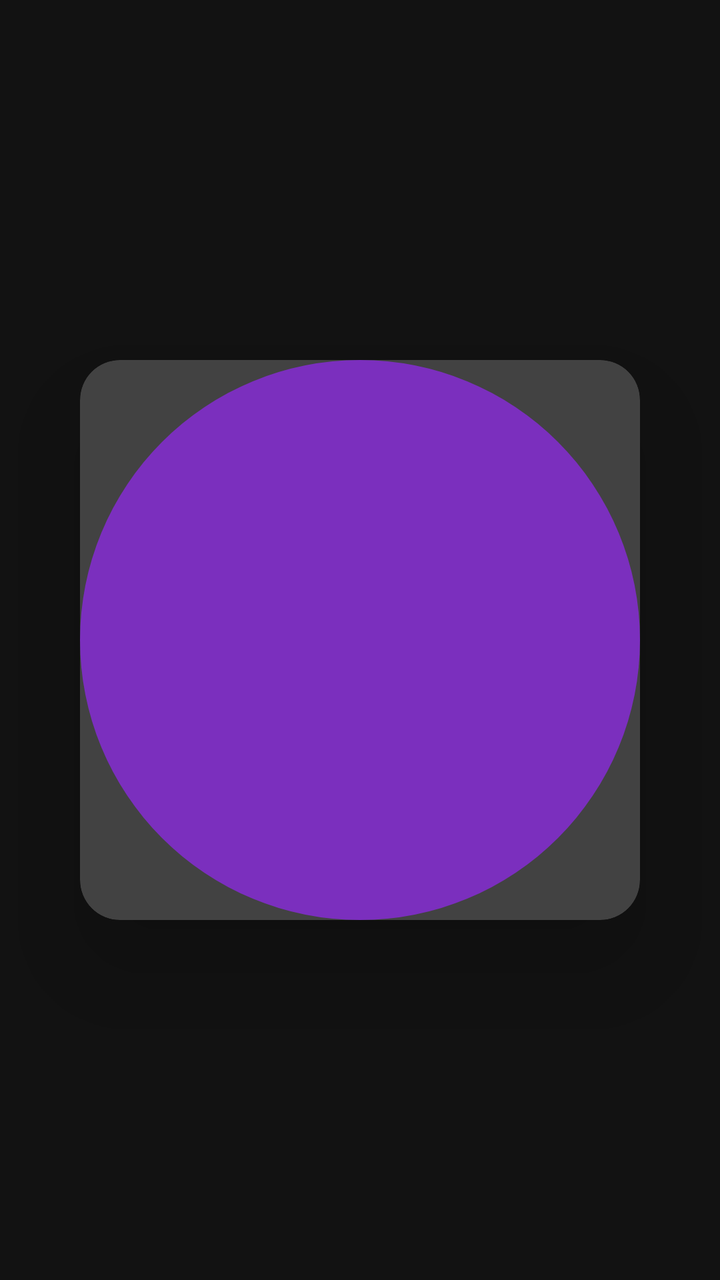
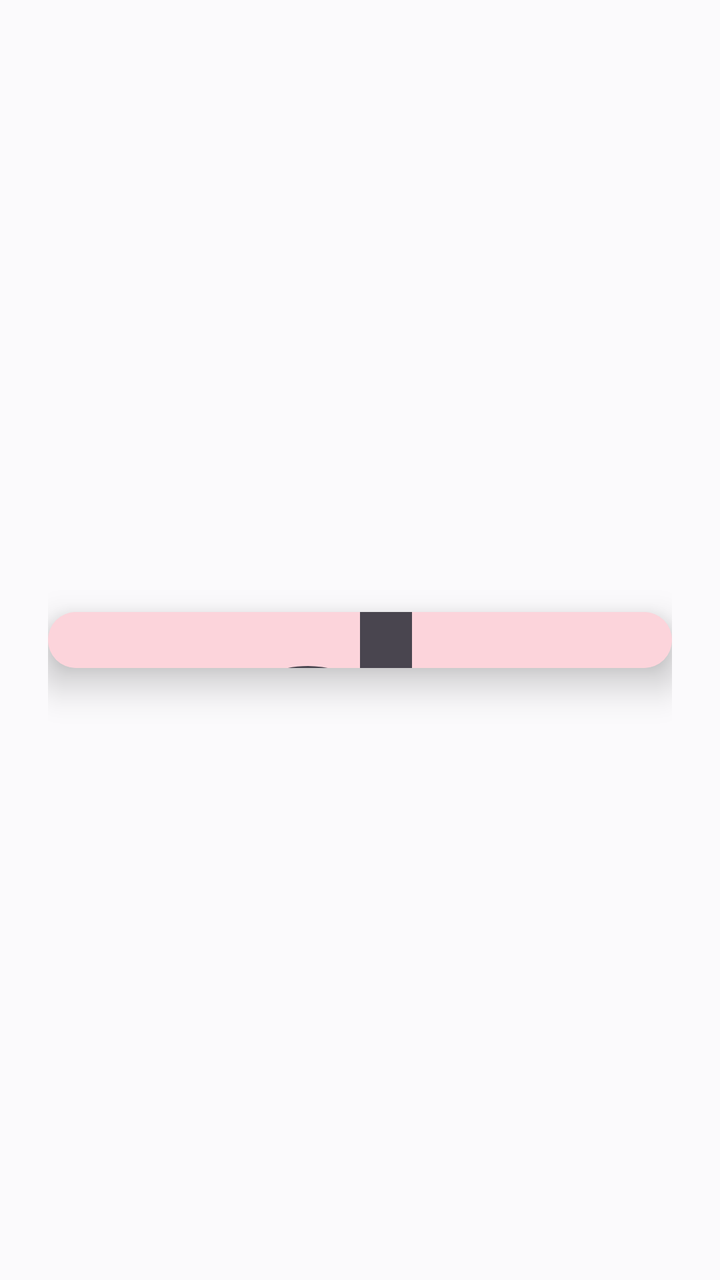

Before-and-after screenshots of an Android layout around one commit, followed by the original layout XML and the change that was made.
<!-- AndroidManifest.xml: application theme Theme.FountainPlay -->
<!-- res/layout/fragment_player_now_playing.xml -->
<?xml version="1.0" encoding="utf-8"?>
<FrameLayout xmlns:android="http://schemas.android.com/apk/res/android"
    xmlns:app="http://schemas.android.com/apk/res-auto"
    android:layout_width="match_parent" android:layout_height="match_parent"
    android:gravity="center">

    <androidx.cardview.widget.CardView
        android:layout_width="280dp" android:layout_height="280dp"
        android:layout_gravity="center"
        app:cardCornerRadius="20dp" app:cardElevation="32dp">
        <ImageView android:id="@+id/iv_album_art"
            android:layout_width="match_parent" android:layout_height="match_parent"
            android:scaleType="centerCrop"
            android:src="@drawable/bg_play_button" />
    </androidx.cardview.widget.CardView>
</FrameLayout>
<!-- resources referenced by this layout -->
<resources>
  <!-- drawable bg_play_button (drawable) -->
  <?xml version="1.0" encoding="utf-8"?>
  <shape xmlns:android="http://schemas.android.com/apk/res/android"
      android:shape="oval">
      <solid android:color="@color/fp_purple" />
  </shape>
  <style name="Theme.FountainPlay" parent="Theme.Material3.Dark.NoActionBar">
          <item name="colorPrimary">@color/fp_purple</item>
          <item name="colorPrimaryVariant">@color/fp_purple_dark</item>
          <item name="colorSecondary">@color/fp_red</item>
          <item name="colorSurface">@color/surface_dark</item>
          <item name="colorOnSurface">@color/on_surface_dark</item>
          <item name="android:colorBackground">@color/background_dark</item>
          <item name="android:windowBackground">@color/background_dark</item>
          <item name="android:statusBarColor">@color/background_dark</item>
          <item name="android:navigationBarColor">@color/surface_dark</item>
          <item name="android:windowLayoutInDisplayCutoutMode">shortEdges</item>
      </style>
  <color name="fp_purple">#7B2FBE</color>
  <color name="fp_purple_dark">#4A1080</color>
  <color name="fp_red">#E53935</color>
  <color name="surface_dark">#1E1E2E</color>
  <color name="on_surface_dark">#E6E1F0</color>
  <color name="background_dark">#121212</color>
</resources>

<!-- the commit's change to res/layout/fragment_player_now_playing.xml (unified diff, before → after) -->
@@ -1,16 +1,24 @@
 <?xml version="1.0" encoding="utf-8"?>
 <FrameLayout xmlns:android="http://schemas.android.com/apk/res/android"
     xmlns:app="http://schemas.android.com/apk/res-auto"
-    android:layout_width="match_parent" android:layout_height="match_parent"
-    android:gravity="center">
+    android:layout_width="match_parent"
+    android:layout_height="match_parent"
+    android:padding="24dp">
 
-    <androidx.cardview.widget.CardView
-        android:layout_width="280dp" android:layout_height="280dp"
+    <com.google.android.material.card.MaterialCardView
+        android:id="@+id/art_card"
+        android:layout_width="match_parent"
+        android:layout_height="wrap_content"
         android:layout_gravity="center"
-        app:cardCornerRadius="20dp" app:cardElevation="32dp">
-        <ImageView android:id="@+id/iv_album_art"
-            android:layout_width="match_parent" android:layout_height="match_parent"
+        app:cardBackgroundColor="?attr/colorSecondaryContainer"
+        app:cardCornerRadius="28dp"
+        app:cardElevation="12dp"
+        app:strokeWidth="0dp">
+        <com.google.android.material.imageview.ShapeableImageView
+            android:id="@+id/iv_album_art"
+            android:layout_width="match_parent"
+            android:layout_height="match_parent"
             android:scaleType="centerCrop"
-            android:src="@drawable/bg_play_button" />
-    </androidx.cardview.widget.CardView>
+            android:src="@drawable/bg_art_placeholder" />
+    </com.google.android.material.card.MaterialCardView>
 </FrameLayout>
<!-- resource entries referenced after the edit -->
@@ -1,28 +1,120 @@
 <!-- resources referenced by this layout -->
 <resources>
-  <!-- drawable bg_play_button (drawable) -->
+  <!-- drawable bg_art_placeholder (drawable) -->
   <?xml version="1.0" encoding="utf-8"?>
-  <shape xmlns:android="http://schemas.android.com/apk/res/android"
-      android:shape="oval">
-      <solid android:color="@color/fp_purple" />
-  </shape>
-  <style name="Theme.FountainPlay" parent="Theme.Material3.Dark.NoActionBar">
-          <item name="colorPrimary">@color/fp_purple</item>
-          <item name="colorPrimaryVariant">@color/fp_purple_dark</item>
-          <item name="colorSecondary">@color/fp_red</item>
-          <item name="colorSurface">@color/surface_dark</item>
-          <item name="colorOnSurface">@color/on_surface_dark</item>
-          <item name="android:colorBackground">@color/background_dark</item>
-          <item name="android:windowBackground">@color/background_dark</item>
-          <item name="android:statusBarColor">@color/background_dark</item>
-          <item name="android:navigationBarColor">@color/surface_dark</item>
+  <layer-list xmlns:android="http://schemas.android.com/apk/res/android">
+      <item>
+          <shape android:shape="rectangle">
+              <solid android:color="?attr/colorSecondaryContainer" />
+          </shape>
+      </item>
+      <item
+          android:drawable="@drawable/ic_music_note"
+          android:gravity="center"
+          android:width="28dp"
+          android:height="28dp" />
+  </layer-list>
+  <style name="Theme.FountainPlay" parent="Theme.Material3.DayNight.NoActionBar">
+          <item name="colorPrimary">@color/fp_fountain_primary_light</item>
+          <item name="colorOnPrimary">@color/fp_fountain_onprimary_light</item>
+          <item name="colorPrimaryContainer">@color/fp_fountain_primarycontainer_light</item>
+          <item name="colorOnPrimaryContainer">@color/fp_fountain_onprimarycontainer_light</item>
+          <item name="colorSecondary">@color/fp_fountain_secondary_light</item>
+          <item name="colorOnSecondary">@color/fp_fountain_onsecondary_light</item>
+          <item name="colorSecondaryContainer">@color/fp_fountain_secondarycontainer_light</item>
+          <item name="colorOnSecondaryContainer">@color/fp_fountain_onsecondarycontainer_light</item>
+          <item name="colorTertiary">@color/fp_fountain_tertiary_light</item>
+          <item name="colorOnTertiary">@color/fp_fountain_ontertiary_light</item>
+          <item name="colorTertiaryContainer">@color/fp_fountain_tertiarycontainer_light</item>
+          <item name="colorOnTertiaryContainer">@color/fp_fountain_ontertiarycontainer_light</item>
+          <item name="colorSurface">@color/fp_fountain_surface_light</item>
+          <item name="colorOnSurface">@color/fp_fountain_onsurface_light</item>
+          <item name="colorSurfaceVariant">@color/fp_fountain_surfacevariant_light</item>
+          <item name="colorOnSurfaceVariant">@color/fp_fountain_onsurfacevariant_light</item>
+          <item name="colorOutline">@color/fp_fountain_outline_light</item>
+          <item name="colorOutlineVariant">@color/fp_fountain_outlinevariant_light</item>
+          <item name="colorSurfaceContainerLowest">@color/fp_fountain_surfacecontainerlowest_light</item>
+          <item name="colorSurfaceContainerLow">@color/fp_fountain_surfacecontainerlow_light</item>
+          <item name="colorSurfaceContainer">@color/fp_fountain_surfacecontainer_light</item>
+          <item name="colorSurfaceContainerHigh">@color/fp_fountain_surfacecontainerhigh_light</item>
+          <item name="colorSurfaceContainerHighest">@color/fp_fountain_surfacecontainerhighest_light</item>
+          <item name="colorSurfaceInverse">@color/fp_fountain_surfaceinverse_light</item>
+          <item name="colorOnSurfaceInverse">@color/fp_fountain_onsurfaceinverse_light</item>
+          <item name="android:colorBackground">@color/fp_fountain_surface_light</item>
+          <item name="colorOnBackground">@color/fp_fountain_onsurface_light</item>
+          <item name="android:windowBackground">@color/fp_fountain_surface_light</item>
+          <item name="android:statusBarColor">@color/fp_transparent</item>
+          <item name="android:navigationBarColor">@color/fp_transparent</item>
           <item name="android:windowLayoutInDisplayCutoutMode">shortEdges</item>
+          <item name="shapeAppearanceSmallComponent">@style/ShapeAppearance.FP.Small</item>
+          <item name="shapeAppearanceMediumComponent">@style/ShapeAppearance.FP.Medium</item>
+          <item name="shapeAppearanceLargeComponent">@style/ShapeAppearance.FP.Large</item>
+          <item name="bottomNavigationStyle">@style/Widget.FP.BottomNav</item>
+          <item name="tabStyle">@style/Widget.FP.Tab</item>
+          <item name="fpScrim">@color/fp_video_scrim</item>
+          <item name="fpOnScrim">@color/fp_video_on_scrim</item>
       </style>
-  <color name="fp_purple">#7B2FBE</color>
-  <color name="fp_purple_dark">#4A1080</color>
-  <color name="fp_red">#E53935</color>
-  <color name="surface_dark">#1E1E2E</color>
-  <color name="on_surface_dark">#E6E1F0</color>
-  <color name="background_dark">#121212</color>
+  <!-- drawable ic_music_note (drawable) -->
+  <?xml version="1.0" encoding="utf-8"?>
+  <vector xmlns:android="http://schemas.android.com/apk/res/android"
+      android:width="24dp"
+      android:height="24dp"
+      android:viewportWidth="24"
+      android:viewportHeight="24"
+      android:tint="?attr/colorControlNormal">
+      <path
+          android:fillColor="?attr/colorControlNormal"
+          android:pathData="M12,3v10.55c-0.59,-0.34 -1.27,-0.55 -2,-0.55 -2.21,0 -4,1.79 -4,4s1.79,4 4,4 4,-1.79 4,-4V7h4V3h-6z" />
+  </vector>
+  <color name="fp_fountain_primary_light">#6515C1</color>
+  <color name="fp_fountain_onprimary_light">#FFFFFF</color>
+  <color name="fp_fountain_primarycontainer_light">#E4CFFC</color>
+  <color name="fp_fountain_onprimarycontainer_light">#270849</color>
+  <color name="fp_fountain_secondary_light">#C81936</color>
+  <color name="fp_fountain_onsecondary_light">#FFFFFF</color>
+  <color name="fp_fountain_secondarycontainer_light">#FCD4DB</color>
+  <color name="fp_fountain_onsecondarycontainer_light">#4D0A15</color>
+  <color name="fp_fountain_tertiary_light">#BF1881</color>
+  <color name="fp_fountain_ontertiary_light">#FFFFFF</color>
+  <color name="fp_fountain_tertiarycontainer_light">#FAD6ED</color>
+  <color name="fp_fountain_ontertiarycontainer_light">#4D0A34</color>
+  <color name="fp_fountain_surface_light">#FBFAFC</color>
+  <color name="fp_fountain_onsurface_light">#19151E</color>
+  <color name="fp_fountain_surfacevariant_light">#E8E3ED</color>
+  <color name="fp_fountain_onsurfacevariant_light">#4C4356</color>
+  <color name="fp_fountain_outline_light">#7F758A</color>
+  <color name="fp_fountain_outlinevariant_light">#D1CCD7</color>
+  <color name="fp_fountain_surfacecontainerlowest_light">#FFFFFF</color>
+  <color name="fp_fountain_surfacecontainerlow_light">#F6F4F9</color>
+  <color name="fp_fountain_surfacecontainer_light">#F1EDF5</color>
+  <color name="fp_fountain_surfacecontainerhigh_light">#ECE7F1</color>
+  <color name="fp_fountain_surfacecontainerhighest_light">#E6E0EE</color>
+  <color name="fp_fountain_surfaceinverse_light">#332C3A</color>
+  <color name="fp_fountain_onsurfaceinverse_light">#F2F0F5</color>
+  <color name="fp_transparent">#00000000</color>
+  <style name="ShapeAppearance.FP.Small" parent="ShapeAppearance.Material3.SmallComponent">
+          <item name="cornerFamily">rounded</item>
+          <item name="cornerSize">14dp</item>
+      </style>
+  <style name="ShapeAppearance.FP.Medium" parent="ShapeAppearance.Material3.MediumComponent">
+          <item name="cornerFamily">rounded</item>
+          <item name="cornerSize">20dp</item>
+      </style>
+  <style name="ShapeAppearance.FP.Large" parent="ShapeAppearance.Material3.LargeComponent">
+          <item name="cornerFamily">rounded</item>
+          <item name="cornerSize">28dp</item>
+      </style>
+  <style name="Widget.FP.BottomNav" parent="Widget.Material3.BottomNavigationView">
+          <item name="backgroundTint">?attr/colorSurfaceContainer</item>
+          <item name="labelVisibilityMode">labeled</item>
+          <item name="android:minHeight">72dp</item>
+      </style>
+  <style name="Widget.FP.Tab" parent="Widget.Material3.TabLayout">
+          <item name="tabIndicatorFullWidth">false</item>
+          <item name="tabIndicatorAnimationMode">elastic</item>
+          <item name="tabIndicatorHeight">3dp</item>
+      </style>
+  <color name="fp_video_scrim">#73000000</color>
+  <color name="fp_video_on_scrim">#FFFFFFFF</color>
 </resources>
 
